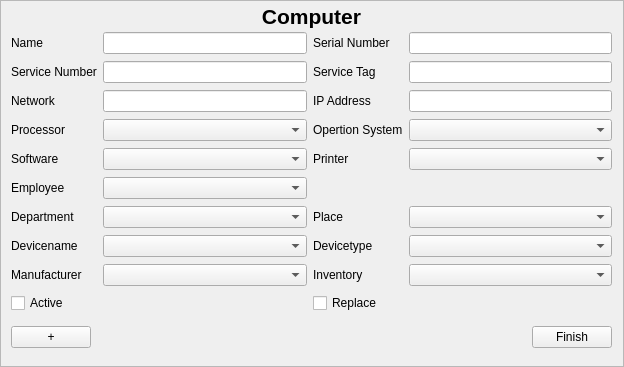
Above: src/computerinputarea.ui from jmuelbert/jmbde-QT before the change. Below: the same form after it.
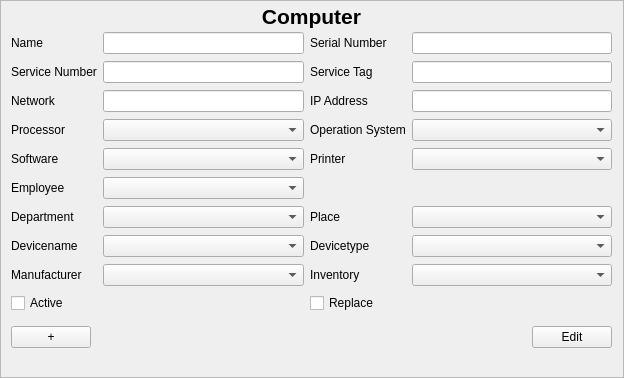
That is the form after the change.

Diff of the .ui file:
```diff
--- a/src/computerinputarea.ui
+++ b/src/computerinputarea.ui
@@ -7,7 +7,7 @@
     <x>0</x>
     <y>0</y>
     <width>624</width>
-    <height>367</height>
+    <height>378</height>
    </rect>
   </property>
   <property name="windowTitle">
@@ -25,7 +25,7 @@
      <x>0</x>
      <y>0</y>
      <width>622</width>
-     <height>365</height>
+     <height>376</height>
     </rect>
    </property>
    <widget class="QWidget" name="gridLayoutWidget">
@@ -62,7 +62,10 @@
      <item row="3" column="3">
       <widget class="QLabel" name="label_14">
        <property name="text">
-        <string>Opertion System</string>
+        <string>Operation System</string>
+       </property>
+       <property name="buddy">
+        <cstring>comboBox_OperationSystem</cstring>
        </property>
       </widget>
      </item>
@@ -286,7 +289,7 @@
      <item>
       <widget class="QPushButton" name="pushButtonEdit">
        <property name="text">
-        <string>Finish</string>
+        <string>Edit</string>
        </property>
       </widget>
      </item>
```
Left out of the diff: 143 changed lines with no effect on the pictures.
